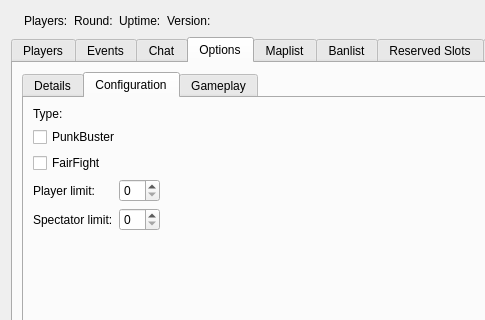
Old version of the form Client/bf4/BF4.ui in the repository OpenRcon/OpenRcon; both pictures show x 0 to 485 and y 0 to 320 of the 922 by 556 pixel window.
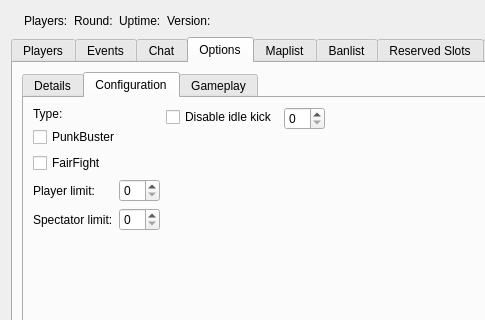
New version of the form. The open tabs and pages were chosen to show the change. Icons and pictures are not drawn.

Commit message: Implemented vars.maxPlayers, vars.maxSpectators and vars.idleTimeout.

Patch:
```diff
--- a/Client/bf4/BF4.ui
+++ b/Client/bf4/BF4.ui
@@ -359,19 +359,6 @@
              </item>
             </layout>
            </item>
-           <item row="0" column="1">
-            <spacer name="horizontalSpacer_6">
-             <property name="orientation">
-              <enum>Qt::Horizontal</enum>
-             </property>
-             <property name="sizeHint" stdset="0">
-              <size>
-               <width>736</width>
-               <height>20</height>
-              </size>
-             </property>
-            </spacer>
-           </item>
            <item row="3" column="0">
             <spacer name="verticalSpacer_6">
              <property name="orientation">
@@ -385,6 +372,33 @@
              </property>
             </spacer>
            </item>
+           <item row="0" column="1">
+            <layout class="QFormLayout" name="formLayout_6">
+             <item row="0" column="0">
+              <widget class="QCheckBox" name="checkBox_so_co_idleTimeout">
+               <property name="text">
+                <string>Disable idle kick</string>
+               </property>
+              </widget>
+             </item>
+             <item row="0" column="1">
+              <widget class="QSpinBox" name="spinBox_so_co_idleTimeout"/>
+             </item>
+            </layout>
+           </item>
+           <item row="0" column="2">
+            <spacer name="horizontalSpacer_6">
+             <property name="orientation">
+              <enum>Qt::Horizontal</enum>
+             </property>
+             <property name="sizeHint" stdset="0">
+              <size>
+               <width>40</width>
+               <height>20</height>
+              </size>
+             </property>
+            </spacer>
+           </item>
           </layout>
          </widget>
          <widget class="QWidget" name="tab_so_gp">
```
Left out of the diff: 4 changed lines with no effect on the pictures. The commit also changes 3 other files.
